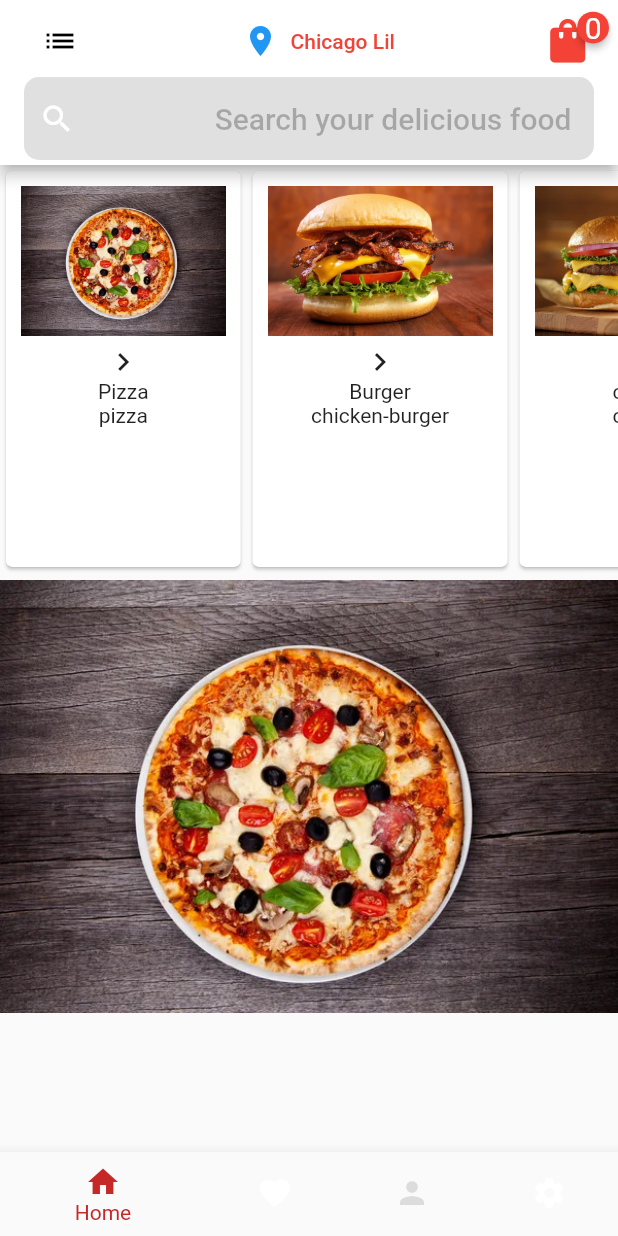
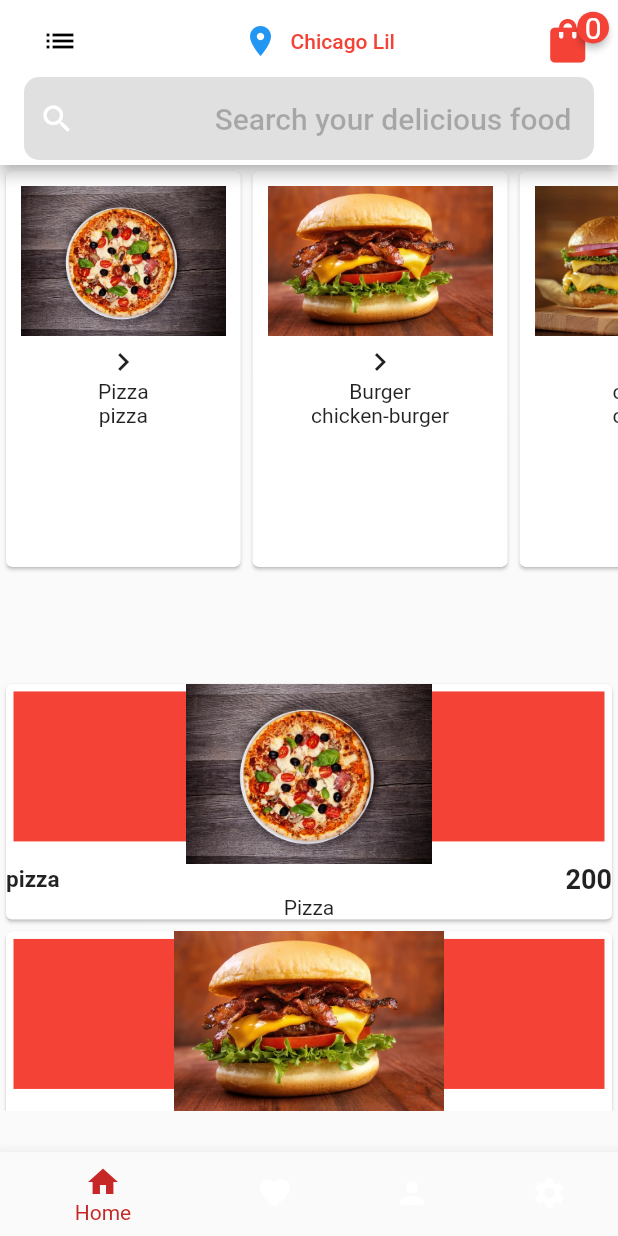
Before and after one commit to Biplove72/foodappAssignment, a Flutter app: the screen it shows after launch, on a phone screen of 412 x 824 dp. Run offline on Flutter 3.47's test engine with Material 2 defaults, Android fonts, the light colour scheme and no system bars; drawn by our look-alikes of badges.

Commit message:
first commit

```diff
--- a/lib/main.dart
+++ b/lib/main.dart
@@ -17,6 +17,7 @@ class Myrestro extends StatelessWidget {
   @override
   Widget build(BuildContext context) {
     return  MaterialApp(
+
       debugShowCheckedModeBanner: false,
       home:Home() ,
     );
--- a/lib/view/btmnavigation.dart
+++ b/lib/view/btmnavigation.dart
@@ -25,17 +25,21 @@ class _BottomNavigationState extends State<BottomNavigation> {
   ];
   int selectedIndex=0;
 
+
   void ontapped(int index){
     setState(() {
       selectedIndex=index;
+
     });
 
   }
   @override
   Widget build(BuildContext context) {
     return  Scaffold(
+
       body: _widgetOptions.elementAt(selectedIndex),
       bottomNavigationBar:BottomNavigationBar(
+
           items: const [
             BottomNavigationBarItem(
               icon:  Icon(Icons.home,),
@@ -50,7 +54,7 @@ class _BottomNavigationState extends State<BottomNavigation> {
             BottomNavigationBarItem(
               icon: Icon(
                 Icons.person,
-                color: Colors.black12,
+
               ),
               label: 'Account',
             ),
--- a/lib/view/home.dart
+++ b/lib/view/home.dart
@@ -8,13 +8,14 @@ class HomePage extends StatefulWidget {
   @override
   State<HomePage> createState() => _HomePageState();
 }
+
 class _HomePageState extends State<HomePage> {
   @override
   Widget build(BuildContext context) {
     var height = MediaQuery.of(context).size.height;
     var width = MediaQuery.of(context).size.width;
 
-    List<Items> foods=[
+    List<Items> foods = [
       Items(
         name: 'pizza',
         category: 'Pizza',
@@ -25,26 +26,20 @@ class _HomePageState extends State<HomePage> {
           name: 'chicken-burger',
           category: 'Burger',
           image: 'assets/burger/burger2.jpg',
-          price: 300
-      ),
+          price: 300),
       Items(
           name: 'cake',
           category: 'cake',
           image: 'assets/burger/burger1.jpg',
-          price: 100
-      ),
-
+          price: 100),
     ];
     return Scaffold(
-
-
       appBar: AppBar(
         backgroundColor: Colors.white,
 
         toolbarHeight:
             110, //title: const Text('pizza app',style: TextStyle(color: Colors.black12),),
         title: Column(
-
           children: [
             Row(
               mainAxisAlignment: MainAxisAlignment.spaceBetween,
@@ -80,7 +75,7 @@ class _HomePageState extends State<HomePage> {
               ],
             ),
             Container(
-              height: height*0.067,
+              height: height * 0.067,
               decoration: BoxDecoration(
                   color: Colors.black12,
                   borderRadius: BorderRadius.circular(10.0)),
@@ -102,18 +97,16 @@ class _HomePageState extends State<HomePage> {
           ],
         ),
       ),
-      body:
-         Column(
-
-          children: [
+      body: Column(children: [
         SizedBox(
-
-            height: height*0.33,
-              child:ListView.builder(
+            height: height * 0.33,
+            child: ListView.builder(
                 scrollDirection: Axis.horizontal,
                 itemCount: foods.length,
-            itemBuilder: (context,index){
-              return Categorye( foods: foods[index],);
+                itemBuilder: (context, index) {
+                  return Categorye(
+                    foods: foods[index],
+                  );
                 })
             // scrollDirection: Axis.horizontal,
             // children: [
@@ -125,51 +118,75 @@ class _HomePageState extends State<HomePage> {
             //  ),
             // ],
             ),
-
-            SizedBox(height: 5,),
         SizedBox(
-              height: height*0.35,
-
+          height:height*0.085,
+        ),
+        SizedBox(
+          height: height * 0.35,
           child: ListView.builder(
             scrollDirection: Axis.vertical,
             itemCount: foods.length,
-                itemBuilder: (context,index){
-                    return Fooditems(foods: foods[index],);
+            itemBuilder: (context, index) {
+              return Fooditems(
+                foods: foods[index],
+              );
             },
-
           ),
         )
-    ]
-
-    ),
-
+      ]),
     );
   }
 }
 
 class Fooditems extends StatelessWidget {
   final Items foods;
-  const Fooditems({
-    Key? key,required this.foods
-  }) : super(key: key);
+  const Fooditems({Key? key, required this.foods}) : super(key: key);
 
   @override
   Widget build(BuildContext context) {
-    return Container(
-      child: Image.asset(foods.image),
+    return Card(
+      child: Column(children: [
+        Stack(
+          children: [
+            Container(
+              margin: EdgeInsets.only(right: 5, left: 5, top: 5, bottom: 10),
+              width: double.infinity,
+              height: 100,
+              color: Colors.red,
+              padding: EdgeInsets.all(15.0),
+              alignment: Alignment.topRight,
+            ),
+            Center(
+                child: Image.asset(
+              foods.image,
+              width: 200,
+              height: 120,
+            )), //Text
+            //Con
+          ],
+        ),
+        Column(children: [
+          Row(
+            mainAxisAlignment: MainAxisAlignment.spaceBetween,
+            children: [
+              Text(foods.name,style: TextStyle(fontWeight: FontWeight.bold,fontSize: 15),),
+              Text(foods.price.toString(),style: TextStyle(fontWeight: FontWeight.bold,fontSize: 18),)
+
+            ],
+          ),
+          Text(
+            foods.category,textAlign: TextAlign.end)
+    ]
+        )
+      ]),
     );
   }
 }
 
 class Categorye extends StatelessWidget {
-
   final Items foods;
 
-  const Categorye({
-    Key? key,required this.foods
-
-
-  }) : super(key: key);
+  const Categorye({Key? key, required this.foods}) : super(key: key);
 
   @override
   Widget build(BuildContext context) {
@@ -178,15 +195,17 @@ final Items foods;
         children: [
           Container(
               height: 100,
-                margin: EdgeInsets.only(top: 10,bottom: 5,left: 10,right: 10),
+              margin: EdgeInsets.only(top: 10, bottom: 5, left: 10, right: 10),
               // padding: EdgeInsets.only(top: 10,bottom: 5),
-                child: Image.asset(foods.image,fit: BoxFit.cover,)),
+              child: Image.asset(
+                foods.image,
+                fit: BoxFit.cover,
+              )),
           Icon(Icons.navigate_next),
           Text(foods.category),
           Text(foods.name),
         ],
       ),
     );
-
   }
 }
```
Lines whose indentation alone changed are shown as unchanged.
